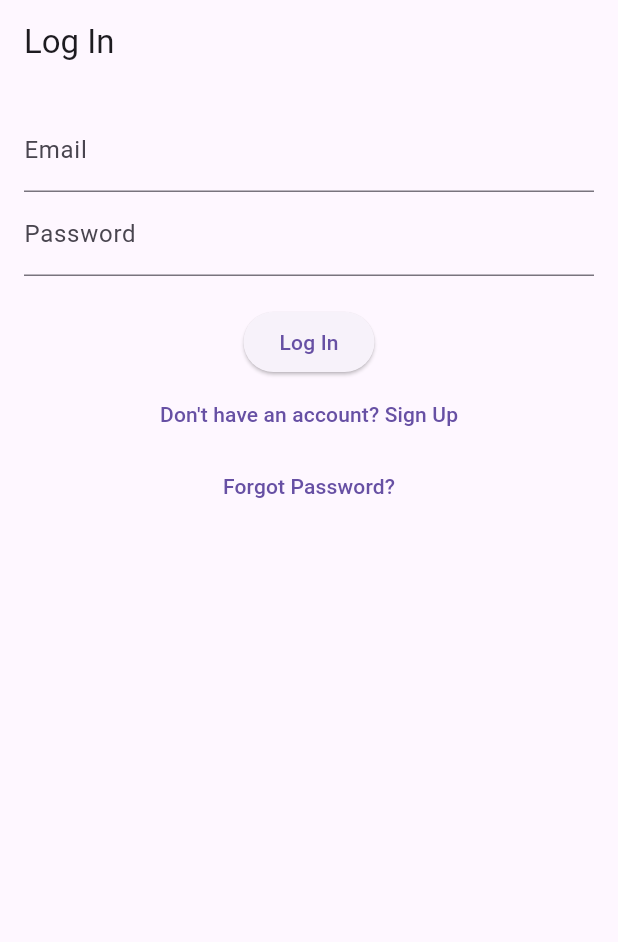
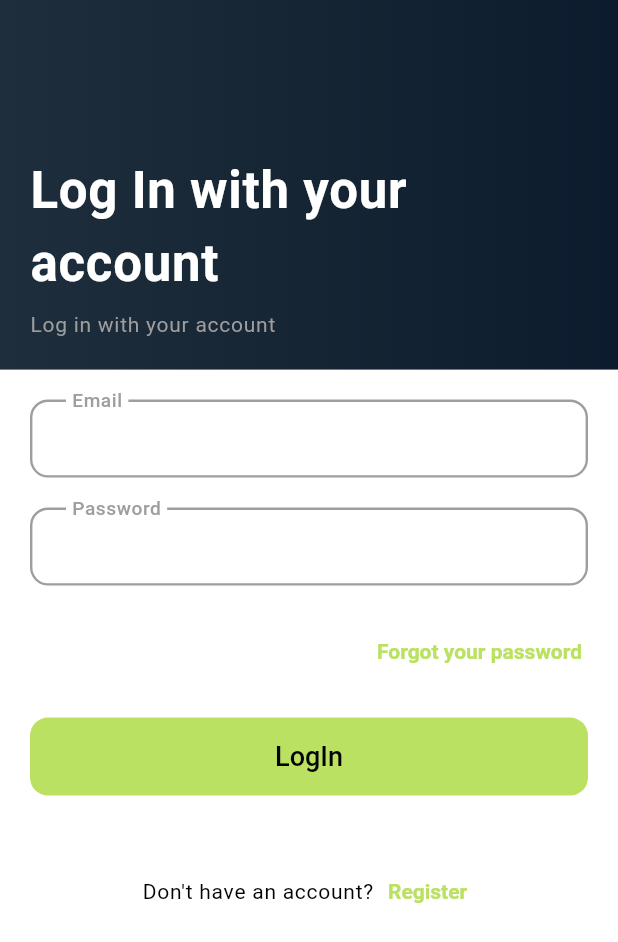
Before and after one commit to AbdAlRahmanGad/The_Quran, a Flutter app: the screen it shows after launch, on a phone screen of 412 x 824 dp. Shown: the top 942 px of the screen. Run offline on Flutter 3.47's test engine with Material 3 defaults, Android fonts, the phone set to English and light mode, and no system bars; our stand-ins replace awesome_dialog, bloc, firebase_auth, firebase_core, flutter_bloc, flutter_dotenv and 2 more; accounts and stored records are empty.

Commit message:
Updated auth auth services

```diff
--- a/lib/core/utils/auth_service.dart
+++ b/lib/core/utils/auth_service.dart
@@ -8,9 +8,8 @@ class AuthService {
     final UserCredential userCredential = await _auth
         .createUserWithEmailAndPassword(email: email, password: password);
     return UserModel(
-      id: userCredential.user?.uid,
       email: userCredential.user?.email ?? '',
-      displayName: userCredential.user?.displayName ?? '',
+      name: userCredential.user?.displayName ?? '',
     );
   }
 
@@ -18,9 +17,8 @@ class AuthService {
     final UserCredential userCredential = await _auth
         .signInWithEmailAndPassword(email: email, password: password);
     return UserModel(
-      id: userCredential.user?.uid,
       email: userCredential.user?.email ?? '',
-      displayName: userCredential.user?.displayName ?? '',
+      name: userCredential.user?.displayName ?? '',
     );
   }
 
--- /dev/null
+++ b/lib/core/utils/consts.dart
@@ -0,0 +1,106 @@
+import 'package:firebase_auth/firebase_auth.dart';
+import 'package:flutter/material.dart';
+
+class Consts {
+  const Consts._();
+
+  static FirebaseAuth auth = FirebaseAuth.instance;
+
+  static const Color primaryColor = Color(0xffBAE162);
+  static const Color darkBlue = Color(0xff1E2E3D);
+  static const Color darkerBlue = Color(0xff152534);
+  static const Color darkestBlue = Color(0xff0C1C2E);
+
+  static const List<Color> defaultGradient = [
+    darkBlue,
+    darkerBlue,
+    darkestBlue,
+  ];
+
+  static const textFormFieldBorder = OutlineInputBorder(
+    borderRadius: BorderRadius.all(Radius.circular(12)),
+    borderSide: BorderSide(color: Colors.grey, width: 1.6),
+  );
+
+  static final ThemeData themeData = ThemeData(
+    useMaterial3: true,
+    colorSchemeSeed: Consts.primaryColor,
+    scaffoldBackgroundColor: Colors.white,
+    textTheme: const TextTheme(
+      titleLarge: TextStyle(
+        fontWeight: FontWeight.bold,
+        color: Colors.white,
+        fontSize: 34,
+        letterSpacing: 0.5,
+      ),
+      bodySmall: TextStyle(
+        color: Colors.grey,
+        fontSize: 14,
+        letterSpacing: 0.5,
+      ),
+    ),
+    inputDecorationTheme: const InputDecorationTheme(
+      filled: true,
+      fillColor: Colors.transparent,
+      errorStyle: TextStyle(fontSize: 12),
+      contentPadding: EdgeInsets.symmetric(
+        horizontal: 24,
+        vertical: 14,
+      ),
+      border: textFormFieldBorder,
+      errorBorder: textFormFieldBorder,
+      focusedBorder: textFormFieldBorder,
+      focusedErrorBorder: textFormFieldBorder,
+      enabledBorder: textFormFieldBorder,
+      labelStyle: TextStyle(
+        fontSize: 17,
+        color: Colors.grey,
+        fontWeight: FontWeight.w500,
+      ),
+    ),
+    textButtonTheme: TextButtonThemeData(
+      style: TextButton.styleFrom(
+        foregroundColor: Consts.primaryColor,
+        padding: const EdgeInsets.all(4),
+        shape: const RoundedRectangleBorder(
+          borderRadius: BorderRadius.all(Radius.circular(8)),
+        ),
+        textStyle: const TextStyle(fontWeight: FontWeight.bold),
+      ),
+    ),
+    outlinedButtonTheme: OutlinedButtonThemeData(
+      style: OutlinedButton.styleFrom(
+        foregroundColor: Consts.primaryColor,
+        minimumSize: const Size(double.infinity, 50),
+        side: BorderSide(color: Colors.grey.shade200),
+        shape: const RoundedRectangleBorder(
+          borderRadius: BorderRadius.all(Radius.circular(12)),
+        ),
+      ),
+    ),
+    filledButtonTheme: FilledButtonThemeData(
+      style: FilledButton.styleFrom(
+        foregroundColor: Colors.black,
+        backgroundColor: Consts.primaryColor,
+        disabledBackgroundColor: Colors.grey.shade300,
+        minimumSize: const Size(double.infinity, 52),
+        shape: const RoundedRectangleBorder(
+          borderRadius: BorderRadius.all(Radius.circular(12)),
+        ),
+        textStyle: const TextStyle(fontSize: 18, fontWeight: FontWeight.w500),
+      ),
+    ),
+  );
+
+  static const TextStyle titleLarge = TextStyle(
+    fontWeight: FontWeight.bold,
+    color: Colors.white,
+    fontSize: 34,
+    letterSpacing: 0.5,
+  );
+
+  static const TextStyle bodySmall = TextStyle(
+    color: Colors.grey,
+    letterSpacing: 0.5,
+  );
+}
--- a/lib/features/auth/controller/bloc/auth_controller_bloc.dart
+++ b/lib/features/auth/controller/bloc/auth_controller_bloc.dart
@@ -3,6 +3,7 @@ import 'package:bloc/bloc.dart';
 import 'package:firebase_core/firebase_core.dart';
 import 'package:flutter/material.dart';
 import 'package:the_quran/core/utils/auth_service.dart';
+import 'package:the_quran/core/utils/consts.dart';
 import 'package:the_quran/features/auth/model/user_model.dart';
 
 part 'auth_controller_event.dart';
@@ -13,21 +14,24 @@ class AuthControllerBloc
   final AuthService authService = AuthService();
   final Function onSignSuccess;
 
+  TextEditingController nameController = TextEditingController();
   TextEditingController emailController = TextEditingController();
   TextEditingController passwordController = TextEditingController();
+  TextEditingController confirmPasswordController = TextEditingController();
 
   GlobalKey<FormState> formKey = GlobalKey<FormState>();
 
-  AuthControllerBloc({this.onSignSuccess = _defaultOnSignSuccess}) : super(AuthControllerInitialState()) {
+  AuthControllerBloc({this.onSignSuccess = _defaultOnSignSuccess})
+      : super(AuthControllerInitialState()) {
     on<AuthControllerEvent>((event, emit) {});
 
     on<SignUp>((event, emit) async {
       if (formKey.currentState!.validate()) {
         emit(const AuthControllerLoadingState(isLoading: true));
         try {
-          final UserModel? user =
-              await authService.signUp(event.email, event.password);
+          final user = await authService.signUp(event.email, event.password);
           if (user != null) {
+            Consts.auth.currentUser!.updateDisplayName(event.name);
             emit(const AuthControllerFeedbackState("Signed up successfully"));
             onSignSuccess();
           } else {
--- a/lib/features/auth/controller/bloc/auth_controller_event.dart
+++ b/lib/features/auth/controller/bloc/auth_controller_event.dart
@@ -9,9 +9,10 @@ abstract class AuthControllerEvent {
 
 class SignUp extends AuthControllerEvent {
   final String email;
+  final String name;
   final String password;
 
-  const SignUp(this.email, this.password);
+  const SignUp(this.email, this.password, this.name);
 
   @override
   List<Object> get props => [email, password];
--- a/lib/features/auth/model/user_model.dart
+++ b/lib/features/auth/model/user_model.dart
@@ -1,13 +1,30 @@
+import 'dart:convert';
+
+// ignore_for_file: public_member_api_docs, sort_constructors_first
 class UserModel {
-  final String? id;
+  final String? name;
   final String? email;
-  final String? displayName;
+  UserModel({
+    this.name,
+    this.email,
+  });
 
-  UserModel({
-    this.id,
-    this.email,
-    this.displayName,
-  });
+  Map<String, dynamic> toMap() {
+    return <String, dynamic>{
+      'name': name,
+      'email': email,
+    };
+  }
+
+  factory UserModel.fromMap(Map<String, dynamic> map) {
+    return UserModel(
+      name: map['name'] != null ? map['name'] as String : null,
+      email: map['email'] != null ? map['email'] as String : null,
+    );
+  }
+
+  String toJson() => json.encode(toMap());
+
+  factory UserModel.fromJson(String source) =>
+      UserModel.fromMap(json.decode(source) as Map<String, dynamic>);
 }
-
-// User model Can be improver later to have all the data we need. This comment is for Loay Ghreeb
--- /dev/null
+++ b/lib/features/auth/view/components/app_text_form_field.dart
@@ -0,0 +1,60 @@
+import 'package:flutter/material.dart';
+
+class AppTextFormField extends StatelessWidget {
+  const AppTextFormField({
+    required this.textInputAction,
+    required this.labelText,
+    required this.keyboardType,
+    required this.controller,
+    super.key,
+    this.onChanged,
+    this.validator,
+    this.obscureText,
+    this.suffixIcon,
+    this.onEditingComplete,
+    this.autofocus,
+    this.focusNode,
+    required AutovalidateMode autovalidateMode,
+  });
+
+  final void Function(String)? onChanged;
+  final String? Function(String?)? validator;
+  final TextInputAction textInputAction;
+  final TextInputType keyboardType;
+  final TextEditingController controller;
+  final bool? obscureText;
+  final Widget? suffixIcon;
+  final String labelText;
+  final bool? autofocus;
+  final FocusNode? focusNode;
+  final void Function()? onEditingComplete;
+
+  @override
+  Widget build(BuildContext context) {
+    return Padding(
+      padding: const EdgeInsets.only(bottom: 20),
+      child: TextFormField(
+        controller: controller,
+        keyboardType: keyboardType,
+        textInputAction: textInputAction,
+        focusNode: focusNode,
+        onChanged: onChanged,
+        autofocus: autofocus ?? false,
+        validator: validator,
+        obscureText: obscureText ?? false,
+        obscuringCharacter: '*',
+        onEditingComplete: onEditingComplete,
+        decoration: InputDecoration(
+          suffixIcon: suffixIcon,
+          labelText: labelText,
+          floatingLabelBehavior: FloatingLabelBehavior.always,
+        ),
+        onTapOutside: (event) => FocusScope.of(context).unfocus(),
+        style: const TextStyle(
+          fontWeight: FontWeight.w500,
+          color: Colors.black,
+        ),
+      ),
+    );
+  }
+}
--- /dev/null
+++ b/lib/features/auth/view/components/gradient_background.dart
@@ -0,0 +1,33 @@
+import 'package:flutter/material.dart';
+import 'package:the_quran/core/utils/consts.dart';
+import 'package:the_quran/core/utils/extensions.dart';
+
+class GradientBackground extends StatelessWidget {
+  const GradientBackground({
+    required this.children,
+    this.colors = Consts.defaultGradient,
+    super.key,
+  });
+
+  final List<Color> colors;
+  final List<Widget> children;
+
+  @override
+  Widget build(BuildContext context) {
+    return DecoratedBox(
+      decoration: BoxDecoration(gradient: LinearGradient(colors: colors)),
+      child: Padding(
+        padding: const EdgeInsets.all(20),
+        child: Column(
+          crossAxisAlignment: CrossAxisAlignment.stretch,
+          children: [
+            SizedBox(
+              height: context.heightFraction(sizeFraction: 0.1),
+            ),
+            ...children,
+          ],
+        ),
+      ),
+    );
+  }
+}
--- a/lib/features/auth/view/page/login_screen.dart
+++ b/lib/features/auth/view/page/login_screen.dart
@@ -3,11 +3,14 @@ import 'dart:developer';
 import 'package:awesome_dialog/awesome_dialog.dart';
 import 'package:flutter/material.dart';
 import 'package:flutter_bloc/flutter_bloc.dart';
+import 'package:the_quran/core/utils/consts.dart';
 import 'package:the_quran/core/utils/validation.dart';
 import 'package:the_quran/features/auth/controller/bloc/auth_controller_bloc.dart';
+import 'package:the_quran/features/auth/view/components/app_text_form_field.dart';
+import 'package:the_quran/features/auth/view/components/gradient_background.dart';
 import 'package:the_quran/features/auth/view/page/forgot_password_screen.dart';
-import 'package:the_quran/features/auth/view/page/home_page.dart';
 import 'package:the_quran/features/auth/view/page/sign_up_screen.dart';
+import 'package:the_quran/features/dashboard/view/page/dashboard_page.dart';
 
 class LoginScreen extends StatelessWidget {
   const LoginScreen({
@@ -17,17 +20,12 @@ class LoginScreen extends StatelessWidget {
   @override
   Widget build(BuildContext context) {
     return Scaffold(
-      appBar: AppBar(
-        title: const Text('Log In'),
-      ),
-      body: Padding(
-        padding: const EdgeInsets.all(16),
-        child: BlocProvider(
+      body: BlocProvider(
         create: (context) => AuthControllerBloc(
           onSignSuccess: () {
             Navigator.push(
               context,
-                MaterialPageRoute(builder: (context) => const HomePage()),
+              MaterialPageRoute(builder: (context) => const DashboardPage()),
             );
           },
         ),
@@ -40,9 +38,11 @@ class LoginScreen extends StatelessWidget {
             } else if (state is AuthControllerSuccessState) {
               log("success");
               WidgetsBinding.instance.addPostFrameCallback((_) {
-                  Navigator.push(
+                Navigator.pushAndRemoveUntil(
                   context,
-                    MaterialPageRoute(builder: (context) => const HomePage()),
+                  MaterialPageRoute(
+                      builder: (context) => const DashboardPage()),
+                  (route) => false,
                 );
               });
             } else if (state is AuthControllerFailureState) {
@@ -60,50 +60,48 @@ class LoginScreen extends StatelessWidget {
               });
             }
             AuthControllerBloc bloc = context.read<AuthControllerBloc>();
-              return Form(
+            return ListView(
+              padding: EdgeInsets.zero,
+              children: [
+                const GradientBackground(
+                  children: [
+                    Text(
+                      "Log In with your account",
+                      style: Consts.titleLarge,
+                    ),
+                    SizedBox(height: 6),
+                    Text("Log in with your account", style: Consts.bodySmall),
+                  ],
+                ),
+                Form(
                   key: bloc.formKey,
+                  child: Padding(
+                    padding: const EdgeInsets.all(20),
                     child: Column(
+                      mainAxisSize: MainAxisSize.min,
+                      crossAxisAlignment: CrossAxisAlignment.end,
                       children: [
-                    TextFormField(
+                        AppTextFormField(
+                          controller: bloc.emailController,
+                          labelText: "Email",
+                          keyboardType: TextInputType.emailAddress,
+                          textInputAction: TextInputAction.next,
                           autovalidateMode: AutovalidateMode.onUserInteraction,
-                      controller: bloc.emailController,
-                      decoration: const InputDecoration(labelText: 'Email'),
                           validator: Validator().validateMail,
                         ),
-                    TextFormField(
-                      autovalidateMode: AutovalidateMode.onUserInteraction,
+                        AppTextFormField(
+                          autovalidateMode: AutovalidateMode.always,
+                          obscureText: true,
                           controller: bloc.passwordController,
-                      decoration: const InputDecoration(labelText: 'Password'),
-                      obscureText: true,
+                          labelText: "Password",
+                          textInputAction: TextInputAction.done,
+                          keyboardType: TextInputType.visiblePassword,
                           validator: (value) {
                             if (value == null || value.isEmpty) {
                               return 'Please enter your password';
                             }
                             return null;
                           },
-                    ),
-                    const SizedBox(height: 20),
-                    ElevatedButton(
-                      onPressed: () async {
-                        if (bloc.emailController.text.isNotEmpty &&
-                            bloc.passwordController.text.isNotEmpty) {
-                          bloc.add(Login(
-                            bloc.emailController.text.trim(),
-                            bloc.passwordController.text.trim(),
-                          ));
-                        }
-                      },
-                      child: const Text('Log In'),
-                    ),
-                    TextButton(
-                      onPressed: () {
-                        Navigator.push(
-                          context,
-                          MaterialPageRoute(
-                              builder: (context) => const SignUpScreen()),
-                        );
-                      },
-                      child: const Text('Don\'t have an account? Sign Up'),
                         ),
                         TextButton(
                           onPressed: () {
@@ -114,13 +112,47 @@ class LoginScreen extends StatelessWidget {
                                       const ForgotPasswordScreen()),
                             );
                           },
-                      child: const Text('Forgot Password?'),
+                          child: const Text("Forgot your password"),
+                        ),
+                        const SizedBox(height: 20),
+                        FilledButton(
+                          onPressed: () async {
+                            if (bloc.emailController.text.isNotEmpty &&
+                                bloc.passwordController.text.isNotEmpty) {
+                              bloc.add(Login(
+                                bloc.emailController.text.trim(),
+                                bloc.passwordController.text.trim(),
+                              ));
+                            }
+                          },
+                          child: const Text("LogIn"),
+                        ),
+                        const SizedBox(height: 20),
+                      ],
+                    ),
+                  ),
+                ),
+                Row(
+                  mainAxisAlignment: MainAxisAlignment.center,
+                  children: [
+                    Text(
+                      "Don't have an account?",
+                      style: Consts.bodySmall.copyWith(color: Colors.black),
+                    ),
+                    const SizedBox(width: 4),
+                    TextButton(
+                      onPressed: () => Navigator.push(
+                        context,
+                        MaterialPageRoute(
+                            builder: (context) => const SignUpScreen()),
+                      ),
+                      child: const Text("Register"),
                     ),
                   ],
                 ),
+              ],
             );
           },
-          ),
         ),
       ),
     );
--- a/lib/main.dart
+++ b/lib/main.dart
@@ -3,6 +3,7 @@ import 'package:firebase_core/firebase_core.dart';
 import 'package:flutter/material.dart';
 import 'package:flutter_dotenv/flutter_dotenv.dart';
 import 'package:shared_preferences/shared_preferences.dart';
+import 'package:the_quran/core/utils/consts.dart';
 import 'package:the_quran/core/utils/firebase_options.dart';
 import 'package:the_quran/features/auth/view/page/forgot_password_screen.dart';
 import 'package:the_quran/features/auth/view/page/login_screen.dart';
@@ -28,9 +29,7 @@ class MyApp extends StatelessWidget {
       onGenerateRoute: MyRoutes.onGenerateRoute,
       debugShowCheckedModeBanner: false,
       title: 'The Quran',
-      theme: ThemeData(
-        primarySwatch: Colors.blue,
-      ),
+      theme: Consts.themeData,
       home: Scaffold(
         body: StreamBuilder<User?>(
           stream: FirebaseAuth.instance.authStateChanges(),
```
Also changed, not shown: lib/core/utils/extensions.dart (added, +9 -0 lines), lib/features/auth/view/page/forgot_password_screen.dart (+28 -10 lines), lib/features/auth/view/page/home_page.dart (deleted, +0 -68 lines), lib/features/auth/view/page/sign_up_screen.dart (+77 -19 lines). Lines whose indentation alone changed are shown as unchanged.
